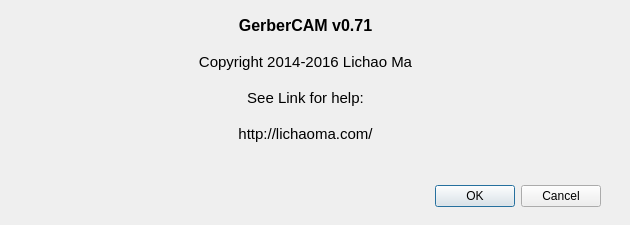
Above: res/aboutwindow.ui from computergeek1507/GerberCAM before the change. Below: the same form after it.
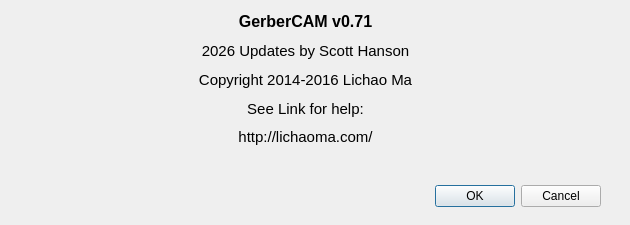
That is the form after the change.

```diff
--- a/res/aboutwindow.ui
+++ b/res/aboutwindow.ui
@@ -56,6 +56,23 @@
       </property>
      </widget>
     </item>
+    <item>
+     <widget class="QLabel" name="label_About2026">
+      <property name="font">
+       <font>
+        <pointsize>11</pointsize>
+        <weight>50</weight>
+        <bold>false</bold>
+       </font>
+      </property>
+      <property name="text">
+       <string>2026 Updates by Scott Hanson</string>
+      </property>
+      <property name="alignment">
+       <set>Qt::AlignCenter</set>
+      </property>
+     </widget>
+    </item>
     <item>
      <widget class="QLabel" name="label_CopyRight">
       <property name="font">
```
